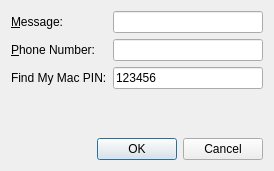
Old version of the form FWAdminLib/DeviceLockDlg.ui in the repository fw-dev/translations.
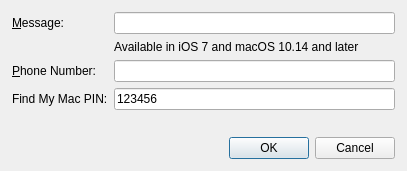
New version of the form.

Diff of the .ui file:
```diff
--- a/FWAdminLib/DeviceLockDlg.ui
+++ b/FWAdminLib/DeviceLockDlg.ui
@@ -6,7 +6,7 @@
    <rect>
     <x>0</x>
     <y>0</y>
-    <width>274</width>
+    <width>407</width>
     <height>171</height>
    </rect>
   </property>
@@ -14,28 +14,36 @@
    <string>Lock Device Options</string>
   </property>
   <layout class="QVBoxLayout" name="verticalLayout">
+   <property name="leftMargin">
+    <number>6</number>
+   </property>
+   <property name="topMargin">
+    <number>6</number>
+   </property>
+   <property name="rightMargin">
+    <number>6</number>
+   </property>
+   <property name="bottomMargin">
+    <number>6</number>
+   </property>
    <item>
-    <layout class="QFormLayout" name="formLayout">
-     <property name="fieldGrowthPolicy">
-      <enum>QFormLayout::ExpandingFieldsGrow</enum>
+    <layout class="QGridLayout" name="gridLayout">
+     <property name="leftMargin">
+      <number>6</number>
      </property>
-     <item row="0" column="0">
-      <widget class="QLabel" name="messagelbl">
-       <property name="text">
-        <string>&amp;Message:</string>
-       </property>
-       <property name="buddy">
-        <cstring>messageLE</cstring>
-       </property>
-      </widget>
-     </item>
-     <item row="0" column="1">
-      <widget class="QLineEdit" name="messageLE"/>
-     </item>
-     <item row="1" column="0">
-      <widget class="QLabel" name="phoneNumberlbl">
+     <property name="topMargin">
+      <number>6</number>
+     </property>
+     <property name="rightMargin">
+      <number>6</number>
+     </property>
+     <property name="bottomMargin">
+      <number>6</number>
+     </property>
+     <item row="3" column="0">
+      <widget class="QLabel" name="findMyMacPINlbl">
        <property name="text">
-        <string>&amp;Phone Number:</string>
+        <string>Find My Mac PIN:</string>
        </property>
        <property name="buddy">
         <cstring>phoneNumberLE</cstring>
@@ -43,9 +51,26 @@
       </widget>
      </item>
      <item row="1" column="1">
-      <widget class="QLineEdit" name="phoneNumberLE"/>
+      <widget class="QLabel" name="lTip_message">
+       <property name="text">
+        <string>Available in iOS 7 and macOS 10.14 and later</string>
+       </property>
+      </widget>
      </item>
      <item row="2" column="1">
+      <widget class="QLineEdit" name="phoneNumberLE"/>
+     </item>
+     <item row="5" column="1">
+      <widget class="QDialogButtonBox" name="buttonBox">
+       <property name="orientation">
+        <enum>Qt::Horizontal</enum>
+       </property>
+       <property name="standardButtons">
+        <set>QDialogButtonBox::Cancel|QDialogButtonBox::Ok</set>
+       </property>
+      </widget>
+     </item>
+     <item row="3" column="1">
       <widget class="QLineEdit" name="findMyMacPIN">
        <property name="enabled">
         <bool>true</bool>
@@ -58,19 +83,30 @@
        </property>
       </widget>
      </item>
+     <item row="0" column="1">
+      <widget class="QLineEdit" name="messageLE"/>
+     </item>
      <item row="2" column="0">
-      <widget class="QLabel" name="findMyMacPINlbl">
+      <widget class="QLabel" name="phoneNumberlbl">
        <property name="text">
-        <string>Find My Mac PIN:</string>
+        <string>&amp;Phone Number:</string>
        </property>
        <property name="buddy">
         <cstring>phoneNumberLE</cstring>
        </property>
       </widget>
      </item>
-    </layout>
-   </item>
-   <item>
+     <item row="0" column="0">
+      <widget class="QLabel" name="messagelbl">
+       <property name="text">
+        <string>&amp;Message:</string>
+       </property>
+       <property name="buddy">
+        <cstring>messageLE</cstring>
+       </property>
+      </widget>
+     </item>
+     <item row="4" column="1">
     <spacer name="verticalSpacer">
      <property name="orientation">
       <enum>Qt::Vertical</enum>
@@ -83,15 +119,7 @@
      </property>
     </spacer>
    </item>
-   <item>
-    <widget class="QDialogButtonBox" name="buttonBox">
-     <property name="orientation">
-      <enum>Qt::Horizontal</enum>
-     </property>
-     <property name="standardButtons">
-      <set>QDialogButtonBox::Cancel|QDialogButtonBox::Ok</set>
-     </property>
-    </widget>
+    </layout>
    </item>
   </layout>
  </widget>
```
Left out of the diff: 13 changed lines with no effect on the pictures. Lines whose indentation alone changed are shown as unchanged.
